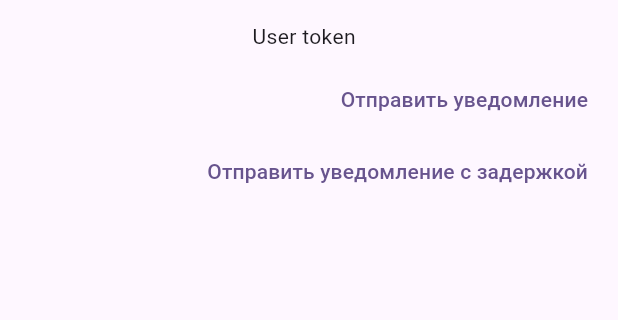
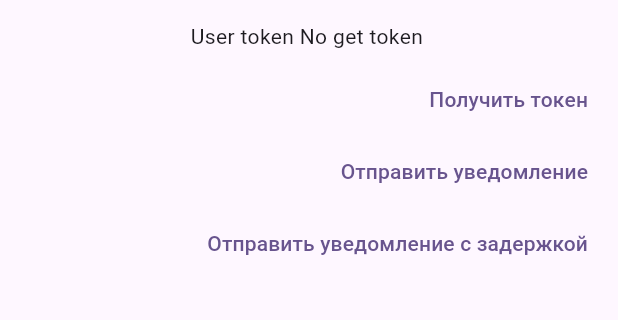
Before and after one commit to T-pavel/fcm_flutter_pwa, a Flutter app: the screen it shows after launch, after a tap on "Отправить уведомление", on a phone screen of 412 x 824 dp, the part 63-383 px from its top. Run offline on Flutter 3.47's test engine with Material 3 defaults, Android fonts, the phone set to English and light mode, and no system bars; our stand-ins replace firebase_core, firebase_messaging, fluttertoast; missing offline and left inert: dart:html; accounts and stored records are empty; network calls fail.

Commit message:
add btn for get token

```diff
--- a/lib/main.dart
+++ b/lib/main.dart
@@ -17,16 +17,13 @@ void main() async {
           storageBucket: "test-9af84.appspot.com",
           authDomain: "test-9af84.firebaseapp.com"));
   notificationService.listenNotifications();
-  final String token = await notificationService.getToken();
 
-  runApp(MyApp(notificationService: notificationService, token: token));
+  runApp(MyApp(notificationService: notificationService));
 }
 
 class MyApp extends StatelessWidget {
-  const MyApp(
-      {super.key, required this.notificationService, required this.token});
+  const MyApp({super.key, required this.notificationService});
   final NotificationService notificationService;
-  final String token;
   @override
   Widget build(BuildContext context) {
     return MaterialApp(
@@ -36,50 +33,68 @@ class MyApp extends StatelessWidget {
         useMaterial3: true,
       ),
       home: MyHomePage(
-          title: 'Flutter demo FCM with PWA',
-          notificationService: notificationService,
-          token: token),
+        title: 'Flutter demo FCM with PWA',
+        notificationService: notificationService,
+      ),
     );
   }
 }
 
-class MyHomePage extends StatelessWidget {
-  const MyHomePage(
-      {super.key,
-      required this.title,
-      required this.notificationService,
-      required this.token});
+class MyHomePage extends StatefulWidget {
+  const MyHomePage({
+    super.key,
+    required this.title,
+    required this.notificationService,
+  });
   final String title;
-  final String token;
 
   final NotificationService notificationService;
+
+  @override
+  State<MyHomePage> createState() => _MyHomePageState();
+}
+
+class _MyHomePageState extends State<MyHomePage> {
+  String _token = "No get token";
+
+  void _setToken(String value) {
+    setState(() {
+      _token = value;
+    });
+  }
+
   @override
   Widget build(BuildContext context) {
     return Scaffold(
-      appBar: AppBar(title: Text(title)),
+      appBar: AppBar(title: Text(widget.title)),
       body: Center(
         child: Column(
           children: [
             GestureDetector(
                 onTap: () {
-                  Clipboard.setData(ClipboardData(text: token));
+                  Clipboard.setData(ClipboardData(text: _token));
                 },
                 child: SelectableText(
-                  'User token $token',
+                  'User token $_token',
                 )),
             ButtonBar(
               children: [
                 TextButton(
                     onPressed: () async {
-                      notificationService.sendPushMessage(
-                          token, "Hello from main page");
+                      widget.notificationService.getToken();
+                    },
+                    child: const Text('Получить токен')),
+                TextButton(
+                    onPressed: () async {
+                      widget.notificationService
+                          .sendPushMessage(_token, "Hello from main page");
                     },
                     child: const Text('Отправить уведомление')),
                 TextButton(
                     onPressed: () async {
                       Timer(const Duration(seconds: 5), () async {
-                        notificationService.sendPushMessage(
-                            token, "Hello from main page");
+                        widget.notificationService
+                            .sendPushMessage(_token, "Hello from main page");
                       });
                     },
                     child: const Text('Отправить уведомление c задержкой')),
```
Also changed, not shown: lib/services/notification_service.dart (+0 -12 lines).
